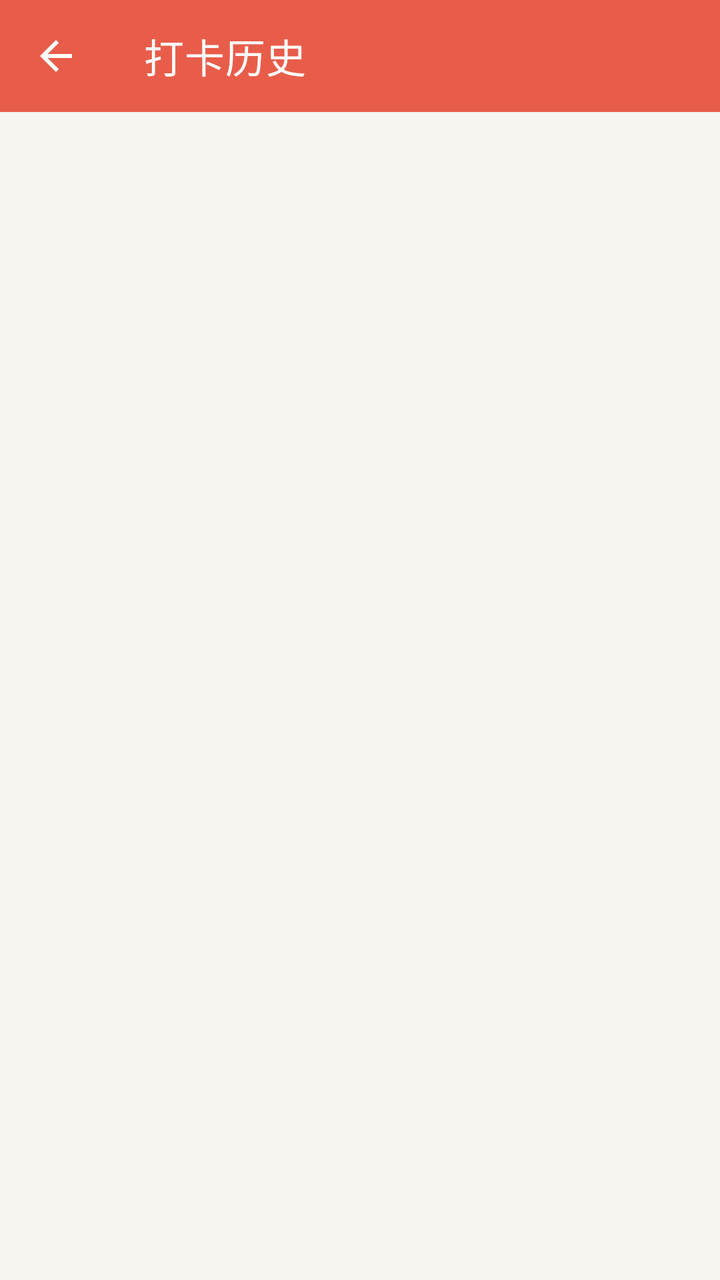
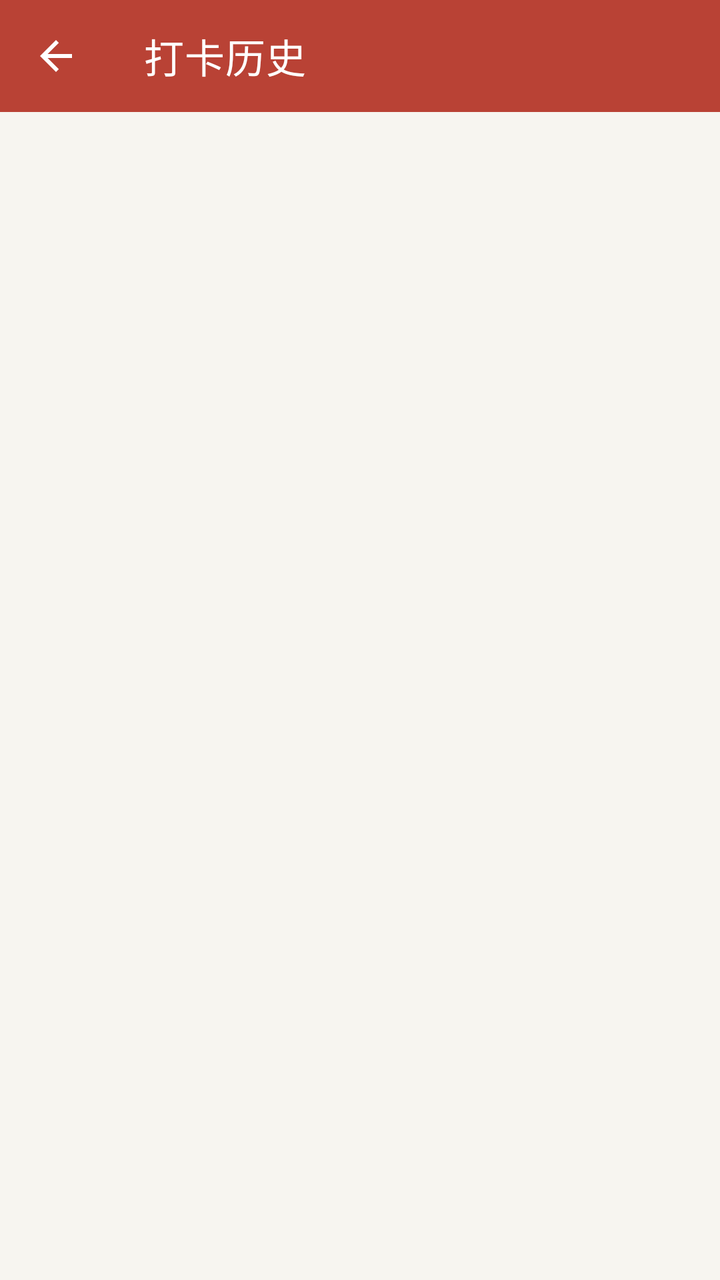

The first picture is an Android layout as it rendered before a commit; the second is the same layout after the commit. The layout source and the unified diff follow.
<!-- AndroidManifest.xml: activity theme Theme.WeightLossBetting -->
<!-- res/layout/activity_check_in_history.xml -->
<?xml version="1.0" encoding="utf-8"?>
<LinearLayout xmlns:android="http://schemas.android.com/apk/res/android"
    xmlns:app="http://schemas.android.com/apk/res-auto"
    android:layout_width="match_parent"
    android:layout_height="match_parent"
    android:orientation="vertical"
    android:background="@color/xui_config_color_background">

    <com.google.android.material.appbar.MaterialToolbar
        android:id="@+id/toolbar"
        android:layout_width="match_parent"
        android:layout_height="?attr/actionBarSize"
        android:background="?attr/colorPrimary"
        app:title="打卡历史"
        app:titleTextColor="@android:color/white"
        app:navigationIcon="@drawable/ic_arrow_back"
        app:navigationIconTint="@android:color/white" />

    <FrameLayout
        android:layout_width="match_parent"
        android:layout_height="0dp"
        android:layout_weight="1"
        android:padding="16dp">

        <androidx.recyclerview.widget.RecyclerView
            android:id="@+id/recyclerView"
            android:layout_width="match_parent"
            android:layout_height="match_parent"
            android:clipToPadding="false"
            android:paddingBottom="16dp" />

        <TextView
            android:id="@+id/emptyState"
            android:layout_width="match_parent"
            android:layout_height="match_parent"
            android:gravity="center"
            android:text="暂无打卡记录"
            android:textColor="@color/xui_config_color_text_sub"
            android:textSize="16sp"
            android:visibility="gone" />

        <LinearLayout
            android:id="@+id/errorState"
            android:layout_width="match_parent"
            android:layout_height="match_parent"
            android:gravity="center"
            android:orientation="vertical"
            android:visibility="gone">
            <TextView
                android:id="@+id/tvError"
                android:layout_width="match_parent"
                android:layout_height="wrap_content"
                android:gravity="center"
                android:textColor="@color/xui_config_color_error"
                android:textSize="15sp" />
            <com.google.android.material.button.MaterialButton
                android:id="@+id/btnRetry"
                android:layout_width="wrap_content"
                android:layout_height="wrap_content"
                android:layout_marginTop="16dp"
                android:text="重新加载"
                app:cornerRadius="16dp" />
        </LinearLayout>

        <ProgressBar
            android:id="@+id/progressBar"
            android:layout_width="wrap_content"
            android:layout_height="wrap_content"
            android:layout_gravity="center"
            android:visibility="gone" />
    </FrameLayout>
</LinearLayout>
<!-- resources referenced by this layout -->
<resources>
  <color name="xui_config_color_background">#FFF7F5F0</color>
  <color name="xui_config_color_error">#F44336</color>
  <color name="xui_config_color_text_sub">#999999</color>
  <!-- drawable ic_arrow_back (drawable) -->
  <vector xmlns:android="http://schemas.android.com/apk/res/android"
      android:width="24dp"
      android:height="24dp"
      android:viewportWidth="24"
      android:viewportHeight="24">
      <path
          android:fillColor="#000000"
          android:pathData="M20,11H7.83l5.59,-5.59L12,4l-8,8 8,8 1.41,-1.41L7.83,13H20v-2z"/>
  </vector>
  <style name="Theme.WeightLossBetting" parent="Theme.MaterialComponents.Light.NoActionBar">
          <item name="colorPrimary">@color/brand_primary</item>
          <item name="colorPrimaryDark">@color/brand_primary_dark</item>
          <item name="colorAccent">@color/brand_accent</item>
          <item name="android:statusBarColor">@color/brand_primary_dark</item>
          <item name="android:navigationBarColor">@color/brand_background</item>
          <item name="android:windowLightStatusBar">false</item>
          <item name="android:windowLightNavigationBar">true</item>
          
          
          <item name="XUIThemeStyle">@style/XUITheme.Phone</item>
      </style>
  <color name="brand_primary">#FFE85D4A</color>
  <color name="brand_primary_dark">#FFB94235</color>
  <color name="brand_accent">#FF2E9D87</color>
  <color name="brand_background">#FFF7F5F0</color>
</resources>

<!-- the commit's change to res/layout/activity_check_in_history.xml (unified diff, before → after) -->
@@ -4,13 +4,13 @@
     android:layout_width="match_parent"
     android:layout_height="match_parent"
     android:orientation="vertical"
-    android:background="@color/xui_config_color_background">
+    android:background="@color/brand_background">
 
     <com.google.android.material.appbar.MaterialToolbar
         android:id="@+id/toolbar"
         android:layout_width="match_parent"
         android:layout_height="?attr/actionBarSize"
-        android:background="?attr/colorPrimary"
+        android:background="@color/brand_primary_dark"
         app:title="打卡历史"
         app:titleTextColor="@android:color/white"
         app:navigationIcon="@drawable/ic_arrow_back"
@@ -34,8 +34,8 @@
             android:layout_width="match_parent"
             android:layout_height="match_parent"
             android:gravity="center"
-            android:text="暂无打卡记录"
-            android:textColor="@color/xui_config_color_text_sub"
+            android:text="还没有打卡记录&#10;完成一次打卡后会显示在这里"
+            android:textColor="@color/brand_text_secondary"
             android:textSize="16sp"
             android:visibility="gone" />
 
<!-- resource entries referenced after the edit -->
@@ -1,8 +1,6 @@
 <!-- resources referenced by this layout -->
 <resources>
-  <color name="xui_config_color_background">#FFF7F5F0</color>
   <color name="xui_config_color_error">#F44336</color>
-  <color name="xui_config_color_text_sub">#999999</color>
   <!-- drawable ic_arrow_back (drawable) -->
   <vector xmlns:android="http://schemas.android.com/apk/res/android"
       android:width="24dp"
@@ -27,6 +25,7 @@
       </style>
   <color name="brand_primary">#FFE85D4A</color>
   <color name="brand_primary_dark">#FFB94235</color>
+  <color name="brand_text_secondary">#FF52616B</color>
   <color name="brand_accent">#FF2E9D87</color>
   <color name="brand_background">#FFF7F5F0</color>
 </resources>
